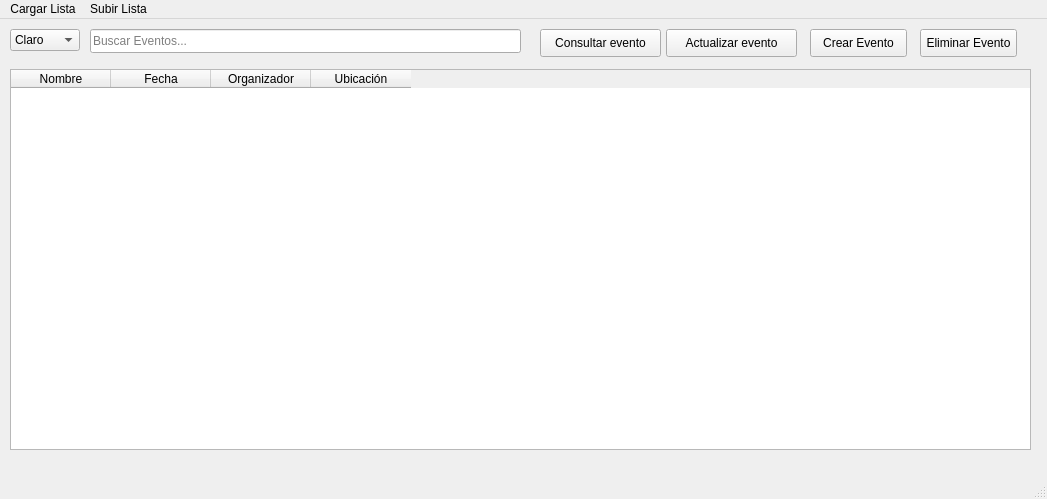
IvanJesusCorbalanPascual/Gestor-de-Eventos, file src/ui/PantallaPrincipal.ui: the form before one commit.
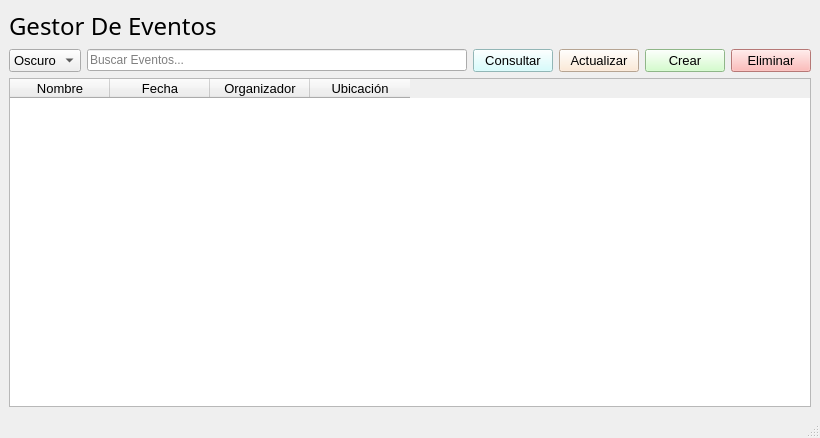
The form after the commit. Icons and pictures are not drawn.

```diff
--- a/src/ui/PantallaPrincipal.ui
+++ b/src/ui/PantallaPrincipal.ui
@@ -6,163 +6,224 @@
    <rect>
     <x>0</x>
     <y>0</y>
-    <width>1047</width>
-    <height>499</height>
+    <width>820</width>
+    <height>438</height>
    </rect>
   </property>
   <property name="windowTitle">
    <string>MainWindow</string>
   </property>
+  <property name="autoFillBackground">
+   <bool>false</bool>
+  </property>
   <widget class="QWidget" name="centralwidget">
-   <widget class="QTableWidget" name="tablaEventos">
-    <property name="geometry">
-     <rect>
-      <x>10</x>
-      <y>50</y>
-      <width>1021</width>
-      <height>381</height>
-     </rect>
-    </property>
-    <column>
+   <layout class="QVBoxLayout" name="verticalLayout">
+    <item>
+     <layout class="QHBoxLayout" name="horizontalLayout_2">
+      <item>
+       <widget class="QLabel" name="label">
+        <property name="font">
+         <font>
+          <family>Yu Gothic</family>
+          <pointsize>18</pointsize>
+         </font>
+        </property>
      <property name="text">
-      <string>Nombre</string>
-     </property>
-    </column>
-    <column>
-     <property name="text">
-      <string>Fecha</string>
-     </property>
-    </column>
-    <column>
-     <property name="text">
-      <string>Organizador</string>
-     </property>
-    </column>
-    <column>
-     <property name="text">
-      <string>Ubicación</string>
-     </property>
-    </column>
-   </widget>
-   <widget class="QPushButton" name="btnActualizarEvento">
-    <property name="geometry">
-     <rect>
-      <x>666</x>
-      <y>10</y>
-      <width>131</width>
-      <height>28</height>
-     </rect>
-    </property>
-    <property name="cursor">
-     <cursorShape>PointingHandCursor</cursorShape>
-    </property>
+         <string>Gestor De Eventos</string>
+        </property>
+       </widget>
+      </item>
+      <item>
+       <spacer name="horizontalSpacer">
+        <property name="orientation">
+         <enum>Qt::Horizontal</enum>
+        </property>
+        <property name="sizeHint" stdset="0">
+         <size>
+          <width>40</width>
+          <height>0</height>
+         </size>
+        </property>
+       </spacer>
+      </item>
+      <item>
+       <widget class="QLabel" name="label_2">
+        <property name="maximumSize">
+         <size>
+          <width>60</width>
+          <height>60</height>
+         </size>
+        </property>
+        <property name="baseSize">
+         <size>
+          <width>0</width>
+          <height>0</height>
+         </size>
+        </property>
     <property name="text">
-     <string>Actualizar evento</string>
-    </property>
-   </widget>
+         <string/>
+        </property>
+        <property name="pixmap">
+         <pixmap resource="../Imagenes/imagenes.qrc">:/icons/logoGT.png</pixmap>
+        </property>
+        <property name="scaledContents">
+         <bool>true</bool>
+        </property>
+       </widget>
+      </item>
+     </layout>
+    </item>
+    <item>
+     <layout class="QHBoxLayout" name="horizontalLayout">
+      <item>
    <widget class="QComboBox" name="boxTema">
-    <property name="geometry">
-     <rect>
-      <x>10</x>
-      <y>10</y>
-      <width>70</width>
-      <height>22</height>
-     </rect>
-    </property>
-    <item>
-     <property name="text">
-      <string>Claro</string>
-     </property>
-    </item>
+        <property name="sizePolicy">
+         <sizepolicy hsizetype="Preferred" vsizetype="Maximum">
+          <horstretch>0</horstretch>
+          <verstretch>0</verstretch>
+         </sizepolicy>
+        </property>
+        <property name="font">
+         <font>
+          <pointsize>10</pointsize>
+         </font>
+        </property>
     <item>
      <property name="text">
       <string>Oscuro</string>
      </property>
     </item>
-   </widget>
+        <item>
+         <property name="text">
+          <string>Claro</string>
+         </property>
+        </item>
+       </widget>
+      </item>
+      <item>
    <widget class="QLineEdit" name="lneBuscador">
-    <property name="geometry">
-     <rect>
-      <x>90</x>
-      <y>10</y>
-      <width>431</width>
-      <height>24</height>
-     </rect>
-    </property>
     <property name="placeholderText">
      <string>Buscar Eventos...</string>
     </property>
    </widget>
+      </item>
+      <item>
+       <widget class="QPushButton" name="btnConsultarEvento">
+        <property name="font">
+         <font>
+          <family>MS Shell Dlg 2</family>
+          <pointsize>10</pointsize>
+         </font>
+        </property>
+        <property name="cursor">
+         <cursorShape>PointingHandCursor</cursorShape>
+        </property>
+        <property name="styleSheet">
+         <string notr="true">QWidget {
+    background-color: rgb(204, 255, 255); /* Un azul cian o turquesa muy pálido */
+}</string>
+        </property>
+        <property name="text">
+         <string>Consultar</string>
+        </property>
+       </widget>
+      </item>
+      <item>
+       <widget class="QPushButton" name="btnActualizarEvento">
+        <property name="font">
+         <font>
+          <family>MS Shell Dlg 2</family>
+          <pointsize>10</pointsize>
+         </font>
+        </property>
+        <property name="cursor">
+         <cursorShape>PointingHandCursor</cursorShape>
+        </property>
+        <property name="styleSheet">
+         <string notr="true">QWidget {
+    background-color: rgb(255, 230, 204); /* Un naranja muy pálido o melocotón claro */
+}</string>
+        </property>
+        <property name="text">
+         <string>Actualizar</string>
+        </property>
+       </widget>
+      </item>
+      <item>
    <widget class="QPushButton" name="btnCrearEvento">
-    <property name="geometry">
-     <rect>
-      <x>810</x>
-      <y>10</y>
-      <width>97</width>
-      <height>28</height>
-     </rect>
+        <property name="font">
+         <font>
+          <family>MS Shell Dlg 2</family>
+          <pointsize>10</pointsize>
+         </font>
     </property>
     <property name="cursor">
      <cursorShape>PointingHandCursor</cursorShape>
     </property>
+        <property name="styleSheet">
+         <string notr="true">QWidget {
+    background-color: rgb(200, 255, 190); /* Un verde muy pálido, casi menta */
+}</string>
+        </property>
     <property name="text">
-     <string>Crear Evento</string>
-    </property>
-   </widget>
+         <string>Crear</string>
+        </property>
+       </widget>
+      </item>
+      <item>
    <widget class="QPushButton" name="btnEliminarEvento">
-    <property name="geometry">
-     <rect>
-      <x>920</x>
-      <y>10</y>
-      <width>97</width>
-      <height>28</height>
-     </rect>
+        <property name="font">
+         <font>
+          <family>MS Shell Dlg 2</family>
+          <pointsize>10</pointsize>
+         </font>
     </property>
     <property name="cursor">
      <cursorShape>PointingHandCursor</cursorShape>
     </property>
+        <property name="styleSheet">
+         <string notr="true">QWidget {
+    background-color: rgb(255, 168, 165); /* Un rojo pastel o rosa muy claro */
+}</string>
+        </property>
     <property name="text">
-     <string>Eliminar Evento</string>
-    </property>
-   </widget>
-   <widget class="QPushButton" name="btnConsultarEvento">
-    <property name="geometry">
-     <rect>
-      <x>540</x>
-      <y>10</y>
-      <width>121</width>
-      <height>28</height>
-     </rect>
-    </property>
-    <property name="cursor">
-     <cursorShape>PointingHandCursor</cursorShape>
-    </property>
+         <string>Eliminar</string>
+        </property>
+       </widget>
+      </item>
+     </layout>
+    </item>
+    <item>
+     <widget class="QTableWidget" name="tablaEventos">
+      <property name="font">
+       <font>
+        <family>MS Shell Dlg 2</family>
+        <pointsize>10</pointsize>
+       </font>
+      </property>
+      <column>
+       <property name="text">
+        <string>Nombre</string>
+       </property>
+      </column>
+      <column>
     <property name="text">
-     <string>Consultar evento</string>
-    </property>
-   </widget>
-  </widget>
-  <widget class="QMenuBar" name="menubar">
-   <property name="geometry">
-    <rect>
-     <x>0</x>
-     <y>0</y>
-     <width>1047</width>
-     <height>26</height>
-    </rect>
-   </property>
-   <widget class="QMenu" name="menuCargar_Lista">
-    <property name="title">
-     <string>Cargar Lista</string>
-    </property>
-   </widget>
-   <widget class="QMenu" name="menuSubir_Lista">
-    <property name="title">
-     <string>Subir Lista</string>
-    </property>
-   </widget>
-   <addaction name="menuCargar_Lista"/>
-   <addaction name="menuSubir_Lista"/>
+        <string>Fecha</string>
+       </property>
+      </column>
+      <column>
+       <property name="text">
+        <string>Organizador</string>
+       </property>
+      </column>
+      <column>
+       <property name="text">
+        <string>Ubicación</string>
+       </property>
+      </column>
+     </widget>
+    </item>
+   </layout>
   </widget>
   <widget class="QStatusBar" name="statusbar"/>
  </widget>
```
Left out of the diff: 4 changed lines with no effect on the pictures. Lines whose indentation alone changed are shown as unchanged.
